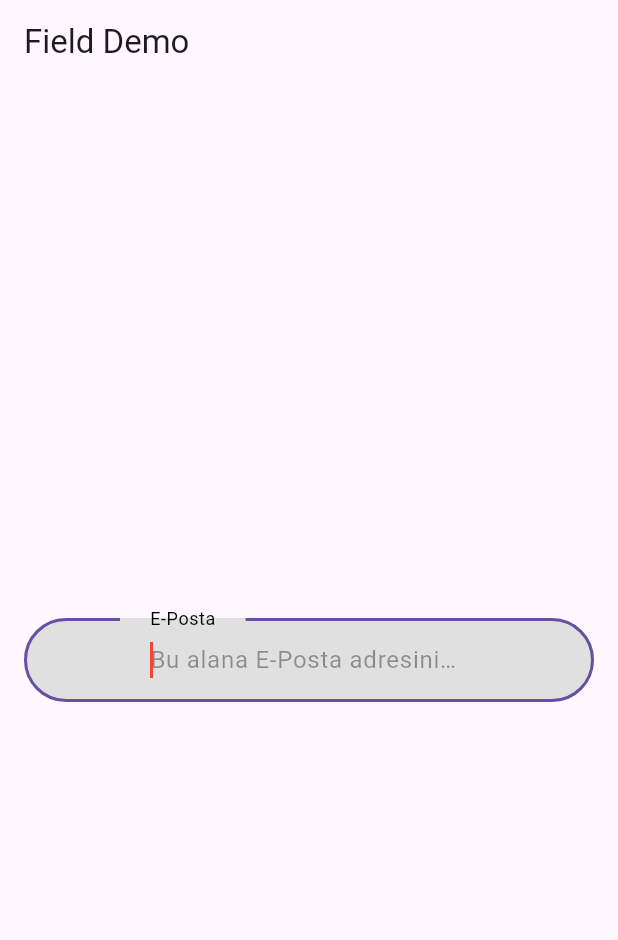
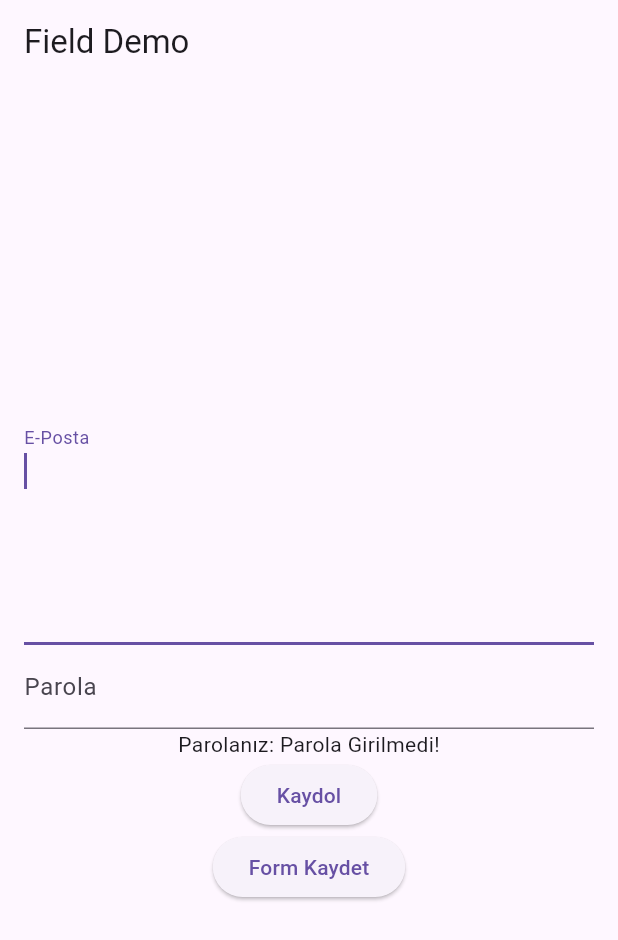
Before and after one commit to gelecekvadisi/flutter_2_2024, a Flutter app: the screen it shows after launch, on a phone screen of 412 x 824 dp. Shown: the top 940 px of the screen. Run offline on Flutter 3.47's test engine with Material 3 defaults, Android fonts, the phone set to English and light mode, and no system bars; our stand-ins replace flutter_easyloading, flutter_screenutil, flutter_svg; project files that could hold a hidden picture were left out.

Commit message:
TextFormField işlendi

```diff
--- a/flutter/fields_demo/lib/home_page.dart
+++ b/flutter/fields_demo/lib/home_page.dart
@@ -1,34 +1,133 @@
 import 'package:flutter/material.dart';
 
-class HomePage extends StatelessWidget {
+class HomePage extends StatefulWidget {
   const HomePage({super.key});
+
+  @override
+  State<HomePage> createState() => _HomePageState();
+}
+
+class _HomePageState extends State<HomePage> {
+  String parola = "Parola Girilmedi!";
+  String email = "";
+
+  TextEditingController emailController = TextEditingController();
+  TextEditingController passwordController = TextEditingController();
+
+  FocusNode emailFocus = FocusNode();
+
+  int emailFieldMaxLine = 1;
+
+  GlobalKey<FormState> _formKey = GlobalKey();
+
+  @override
+  void initState() {
+    super.initState();
+
+    emailFocus.addListener(() {
+      if (emailFocus.hasFocus) {
+        emailFieldMaxLine = 5;
+      } else {
+        emailFieldMaxLine = 1;
+      }
+      setState(() {});
+    });
+  }
 
   @override
   Widget build(BuildContext context) {
     return Theme(
       data: ThemeData(
-        inputDecorationTheme: InputDecorationTheme(
-          enabledBorder: OutlineInputBorder(
-            borderSide: BorderSide(
-              color: Colors.blue
-            )
-          ),
-        )
+          /* inputDecorationTheme: const InputDecorationTheme(
+          enabledBorder:
+              OutlineInputBorder(borderSide: BorderSide(color: Colors.blue)),
+        ), */
           ),
       child: Scaffold(
         appBar: AppBar(
-          title: Text("Field Demo"),
+          title: const Text("Field Demo"),
         ),
         body: Center(
           child: Padding(
-            padding: const EdgeInsets.all(16.0),
+            padding: EdgeInsets.all(16.0),
+            child: Form(
+              autovalidateMode: AutovalidateMode.onUserInteraction,
+              key: _formKey,
               child: Column(
                 mainAxisSize: MainAxisSize.min,
                 children: [
-                TextField(
-                  keyboardType: TextInputType.emailAddress,
+                  TextFormField(
+                    maxLines: emailFieldMaxLine,
+                    focusNode: emailFocus,
+                    autofocus: true,
+                    controller: emailController,
+                    keyboardType: TextInputType.multiline,
+                    decoration: const InputDecoration(
+                      labelText: "E-Posta",
+                    ),
+                    onSaved: (value) {
+                      email = value ?? "";
+                      debugPrint("E-Posta kaydediliyor: $value");
+                    },
+                    validator: (value) {
+                      if (value == null || value.isEmpty) {
+                        return "E-Posta alanını doldurunuz";
+                      } else if (!value.contains("@")) {
+                        return "Lütfen geçerli bir E-Posta adresi giriniz.";
+                      } else {
+                        return null;
+                      }
+                    },
+                  ),
+                  TextFormField(
+                    // controller: passwordController,
+                    decoration: const InputDecoration(
+                      labelText: "Parola",
+                    ),
+                    onChanged: (value) {
+                      setState(() {
+                        parola = value;
+                        debugPrint("Yeni değer: $value");
+                      });
+                    },
+                    onSaved: (value) {
+                      debugPrint("Parola kaydediliyor: $value");
+                    },
+                  ),
+                  Text("Parolanız: $parola"),
+                  ElevatedButton(
+                    onPressed: () {
+                      passwordController.text = "Parola girildi!";
+                      emailController.clear();
+                      debugPrint(
+                          "E-Posta: ${emailController.text},  Parola: ${passwordController.text}");
+                    },
+                    child: Text("Kaydol"),
+                  ),
+                  ElevatedButton(
+                    onPressed: () {
+                      if (_formKey.currentState!.validate()) {
+                        _formKey.currentState!.save();
+                        _formKey.currentState!.reset();
+                        debugPrint("Kaydedilmiş e-posta: $email");
+                      }
+                    },
+                    child: Text("Form Kaydet"),
+                  ),
+                ],
+              ),
+            ),
+          ),
+        ),
+      ),
+    );
+  }
+
+  TextField decoratedTextField() {
+    return TextField(
+      keyboardType: TextInputType.multiline,
       // maxLines: 3,
-                  textInputAction: TextInputAction.next,
+      textInputAction: TextInputAction.search,
       onSubmitted: (value) {
         debugPrint("Veri girişi tamamlandı: $value");
       },
@@ -36,15 +135,15 @@ class HomePage extends StatelessWidget {
         debugPrint("Yeni değer: $value");
       },
       autofocus: true,
-                  // maxLength: 16,
+      //  maxLength: 16,
       cursorColor: Colors.red,
-                  style: TextStyle(color: Colors.blue),
+      style: const TextStyle(color: Colors.blue),
       decoration: InputDecoration(
           // label: Text("E-Posta"),
           labelText: "E-Posta",
           hintText: "Bu alana E-Posta adresinizi giriniz...",
-                    labelStyle: TextStyle(color: Colors.black),
-                    hintStyle: TextStyle(color: Colors.black38),
+          labelStyle: const TextStyle(color: Colors.black),
+          hintStyle: const TextStyle(color: Colors.black38),
           filled: true,
           fillColor: Colors.grey.shade300,
           /* focusedBorder: OutlineInputBorder(
@@ -78,20 +177,10 @@ class HomePage extends StatelessWidget {
           border: OutlineInputBorder(
               borderRadius: BorderRadius.circular(100),
               gapPadding: 20,
-                      borderSide: BorderSide(
-                        width: 5,
-                        style: BorderStyle.solid,
-                        color: Colors.red
-                      )
-                    ),
-                    contentPadding: EdgeInsets.symmetric(vertical: 16, horizontal: 64)
-                  ),
-                ),
-              ],
-            ),
-          ),
-        ),
-      ),
+              borderSide: const BorderSide(
+                  width: 5, style: BorderStyle.solid, color: Colors.red)),
+          contentPadding:
+              const EdgeInsets.symmetric(vertical: 16, horizontal: 64)),
     );
   }
 }
```
Lines whose indentation alone changed are shown as unchanged.
